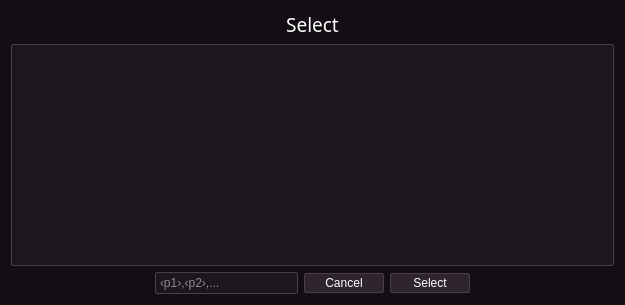
This is core/qt5/Payload.ui in VainlyStrain/Vailyn as Qt 5 draws it before an edit. The edited form follows.
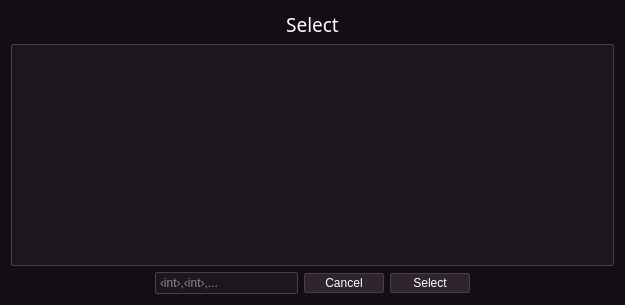
This is the edited form. Icons and pictures are not drawn.

Commit message: clearer placeholder text

```diff
--- a/core/qt5/Payload.ui
+++ b/core/qt5/Payload.ui
@@ -837,7 +837,7 @@
         <string>&lt;html&gt;&lt;head/&gt;&lt;body&gt;&lt;p&gt;Index list of payloads to use (&amp;quot;,&amp;quot; as separator).&lt;/p&gt;&lt;/body&gt;&lt;/html&gt;</string>
        </property>
        <property name="placeholderText">
-        <string>‹p1›,‹p2›,...</string>
+        <string>‹int›,‹int›,...</string>
        </property>
       </widget>
      </item>
```
